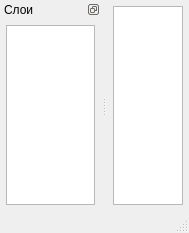
Qt form G2G/mainwindow.ui (aLDime/GERBER_X2) before a commit.
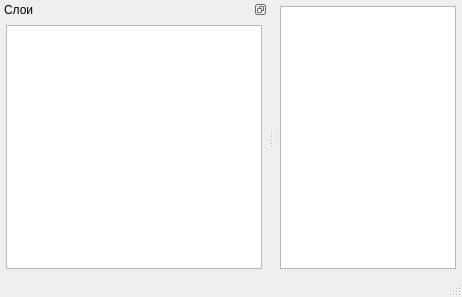
The same form after that commit. Custom widgets are drawn as their Qt base class.

The edit to the form file:
```diff
--- a/G2G/mainwindow.ui
+++ b/G2G/mainwindow.ui
@@ -6,8 +6,8 @@
    <rect>
     <x>0</x>
     <y>0</y>
-    <width>189</width>
-    <height>233</height>
+    <width>462</width>
+    <height>297</height>
    </rect>
   </property>
   <property name="windowTitle">
```
Left out of the diff: 4 changed lines with no effect on the pictures.
